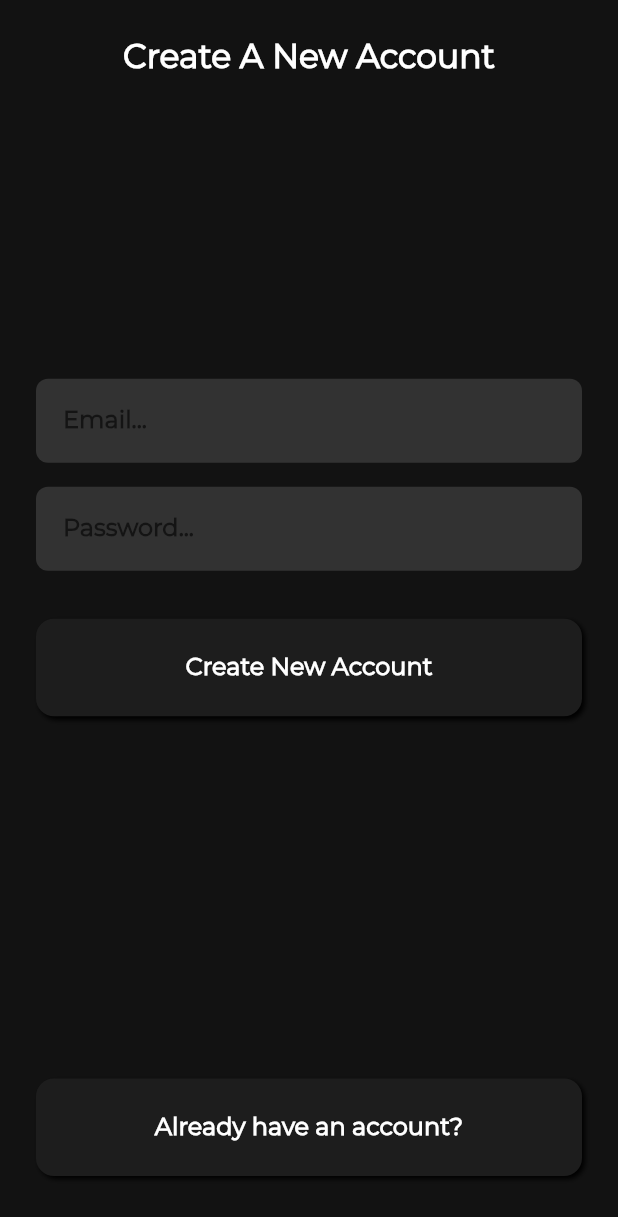
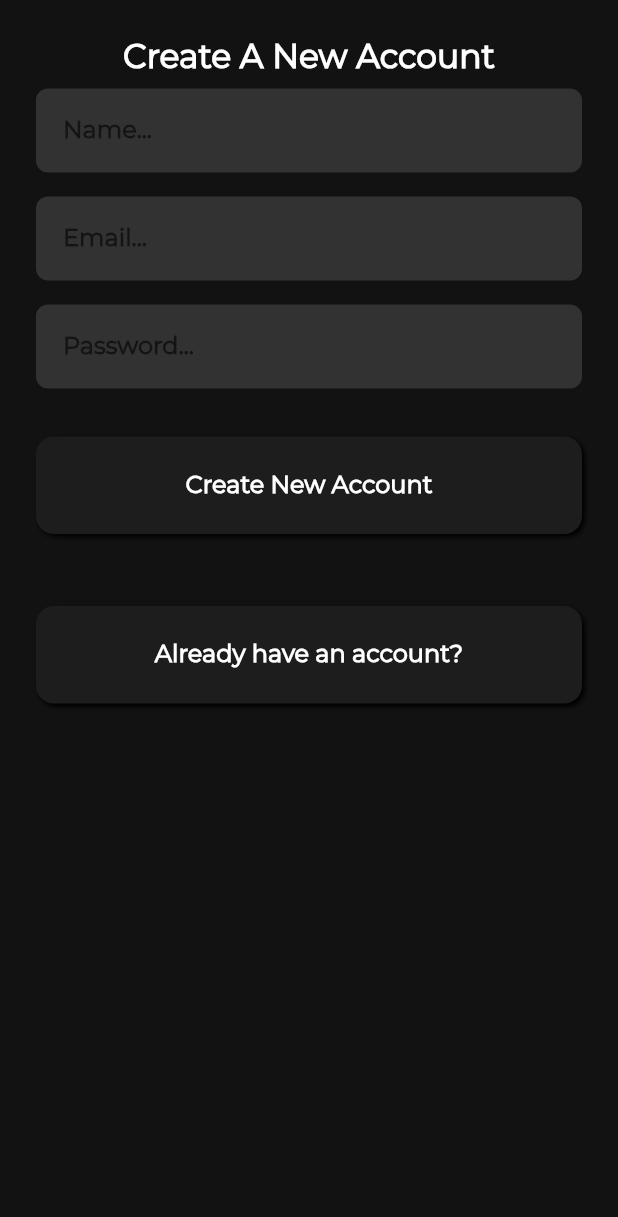
Before and after one commit to Alabhya268/Ecommerce_App, a Flutter app: the screen it shows after launch, after a tap on "Create New Account", on a phone screen of 412 x 824 dp. Shown: the top 1217 px of the screen. Run offline on Flutter 3.47's test engine with Material 2 defaults, Android fonts, the phone set to English and light mode, and no system bars; our stand-ins replace cloud_firestore, firebase_auth, firebase_core; accounts and stored records are empty; project files that could hold a hidden picture were left out.

Commit message:
Added email verfication via link

```diff
--- a/ecommerce_app/lib/models/usermodel.dart
+++ b/ecommerce_app/lib/models/usermodel.dart
@@ -1,30 +1,14 @@
 class UserModel {
   String uid;
   String name;
-  String add1;
-  String add2;
-  int zipcode;
-  String city;
   DateTime dateTime;
   String email;
 
-  UserModel(
-      {this.uid,
-      this.name,
-      this.add1,
-      this.add2,
-      this.zipcode,
-      this.city,
-      this.dateTime,
-      this.email});
+  UserModel({this.uid, this.name, this.dateTime, this.email});
 
   UserModel.fromData(Map<String, dynamic> data)
       : uid = data['uid'],
         name = data['name'],
-        add1 = data['add1'],
-        add2 = data['add2'],
-        zipcode = data['zipcode'],
-        city = data['city'],
         dateTime = data['datetime'],
         email = data['email'];
 
@@ -32,10 +16,6 @@ class UserModel {
     return {
       'uid': uid,
       'name': name,
-      'add1': add1,
-      'add2': add2,
-      'city': city,
-      'zipcode': zipcode,
       'datetime': dateTime,
       'email': email,
     };
--- a/ecommerce_app/lib/screens/landing_page.dart
+++ b/ecommerce_app/lib/screens/landing_page.dart
@@ -1,3 +1,4 @@
+import 'package:ecommerce_app/screens/email_verfication_page.dart';
 import 'package:ecommerce_app/screens/home_page.dart';
 import 'package:ecommerce_app/screens/login_page.dart';
 import 'package:firebase_core/firebase_core.dart';
@@ -24,7 +25,7 @@ class LandingPage extends StatelessWidget {
 
         if (snapshot.connectionState == ConnectionState.done) {
           return StreamBuilder(
-            stream: FirebaseAuth.instance.authStateChanges(),
+            stream: FirebaseAuth.instance.userChanges(),
             builder: (context, streamsnapshot) {
               if (streamsnapshot.hasError) {
                 return Scaffold(
@@ -40,8 +41,12 @@ class LandingPage extends StatelessWidget {
                 User _user = streamsnapshot.data;
                 if (_user == null) {
                   return LoginPage();
-                } else {
-                  return HomePage();
+                } else if (_user != null) {
+                  if (_user.emailVerified) {
+                    return HomePage();
+                  } else {
+                    return EmailVerfication();
+                  }
                 }
               }
 
--- a/ecommerce_app/lib/screens/login_page.dart
+++ b/ecommerce_app/lib/screens/login_page.dart
@@ -78,13 +78,10 @@ class _LoginPageState extends State<LoginPage> {
 
   @override
   Widget build(BuildContext context) {
-    return Scaffold(
+    return SafeArea(
+      child: Scaffold(
         backgroundColor: Theme.of(context).backgroundColor,
-      body: SafeArea(
-        child: Container(
-          width: double.infinity,
-          child: Column(
-            mainAxisAlignment: MainAxisAlignment.spaceBetween,
+        body: ListView(
           children: [
             Container(
               padding: EdgeInsets.only(top: 24),
@@ -149,7 +146,6 @@ class _LoginPageState extends State<LoginPage> {
           ],
         ),
       ),
-      ),
     );
   }
 }
--- a/ecommerce_app/lib/screens/register_page.dart
+++ b/ecommerce_app/lib/screens/register_page.dart
@@ -1,3 +1,4 @@
+import 'package:ecommerce_app/screens/email_verfication_page.dart';
 import 'package:ecommerce_app/services/firebase_services.dart';
 import 'package:ecommerce_app/widgets/custom_btn.dart';
 import 'package:ecommerce_app/widgets/custom_input.dart';
@@ -47,6 +48,7 @@ class _RegisterPageState extends State<RegisterPage> {
     });
 
     String _createAccountFeedback = await _firebaseServices.createAccount(
+      name: _name,
       email: _registerEmail,
       password: _registerPassword,
     );
@@ -64,6 +66,7 @@ class _RegisterPageState extends State<RegisterPage> {
 
   String _registerEmail = '';
   String _registerPassword = '';
+  String _name = '';
 
   FocusNode _passwordFocusNode;
 
@@ -81,13 +84,11 @@ class _RegisterPageState extends State<RegisterPage> {
 
   @override
   Widget build(BuildContext context) {
-    return Scaffold(
+    return SafeArea(
+      child: Scaffold(
         backgroundColor: Theme.of(context).backgroundColor,
-      body: SafeArea(
-        child: Container(
-          width: double.infinity,
-          child: Column(
-            mainAxisAlignment: MainAxisAlignment.spaceBetween,
+        body: ListView(
+          shrinkWrap: false,
           children: [
             Container(
               padding: EdgeInsets.only(top: 24),
@@ -99,6 +100,14 @@ class _RegisterPageState extends State<RegisterPage> {
             ),
             Column(
               children: [
+                CustomInput(
+                  textInputType: TextInputType.name,
+                  hintText: 'Name...',
+                  textInputAction: TextInputAction.next,
+                  onChanged: (value) {
+                    _name = value;
+                  },
+                ),
                 CustomInput(
                   textInputType: TextInputType.emailAddress,
                   hintText: 'Email...',
@@ -140,7 +149,6 @@ class _RegisterPageState extends State<RegisterPage> {
           ],
         ),
       ),
-      ),
     );
   }
 }
```
Also changed, not shown: ecommerce_app/lib/screens/email_verfication_page.dart (added, +58 -0 lines), ecommerce_app/lib/screens/home_page.dart (+7 -4 lines), ecommerce_app/lib/screens/product_page.dart (+4 -7 lines), ecommerce_app/lib/services/firebase_services.dart (+9 -12 lines), ecommerce_app/lib/widgets/custom_action_bar.dart (+6 -5 lines), ecommerce_app/lib/widgets/product_size.dart (+6 -4 lines). Lines whose indentation alone changed are shown as unchanged.
